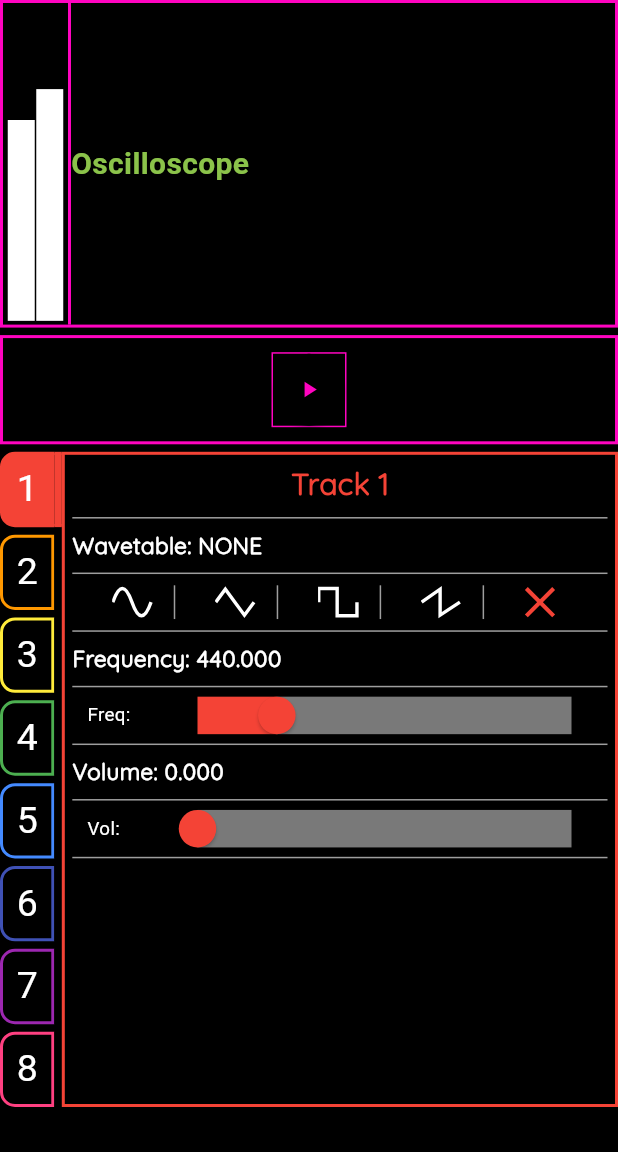
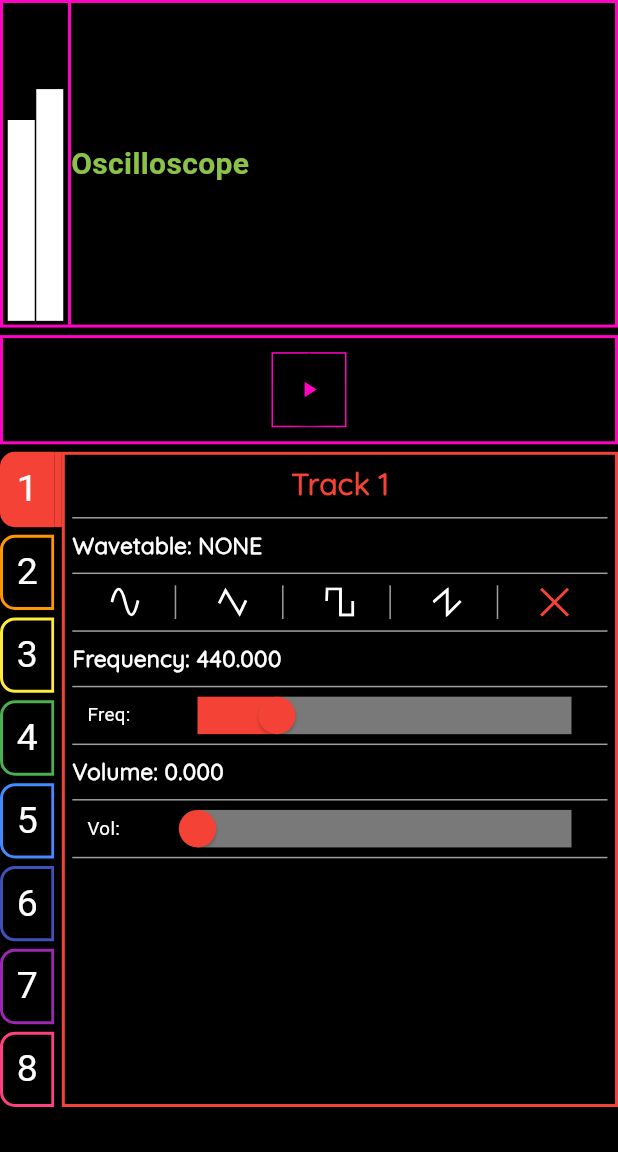
Before and after one commit to mduval76/drone_factory, a Flutter app: the screen it shows after launch, on a phone screen of 412 x 824 dp, the part 84-1236 px from its top. Run offline on Flutter 3.47's test engine with Material 3 defaults, Android fonts, the phone set to English and light mode, and no system bars; our stand-ins replace flutter_svg; Roboto replaces fonts that are missing (CocomatLight).

Commit message:
Wavetable icons resized.

```diff
--- a/lib/views/widgets/track_controls_widget.dart
+++ b/lib/views/widgets/track_controls_widget.dart
@@ -146,7 +146,7 @@ class _TrackControlsWidgetState extends State<TrackControlsWidget> {
     return SizedBox(
       height: 22.5,
       child: Row(
-      mainAxisAlignment: MainAxisAlignment.spaceEvenly,
+      mainAxisAlignment: MainAxisAlignment.spaceAround,
         children: Wavetable.values.map((wavetable) {
           String assetName;
           switch (wavetable) {
@@ -167,7 +167,6 @@ class _TrackControlsWidgetState extends State<TrackControlsWidget> {
               break;
           }
           return Container(
-              padding: const EdgeInsets.only(left: 5),
                 decoration: BoxDecoration(
                 color: Colors.transparent,
                 border: Border(
@@ -177,12 +176,10 @@ class _TrackControlsWidgetState extends State<TrackControlsWidget> {
                 ),
               ),
               child: Transform.scale(
-                scale: 7,
+                scale: 3,
                 child: IconButton(
                   icon: SvgPicture.asset(
                     assetName,
-                    height: 20,
-                    width: 20,
                     color: _wavetable == wavetable ? widget.borderColor : Colors.white,
                   ),
                   onPressed: () {
```
Also changed, not shown: assets/icons/none.svg, assets/icons/sawtooth.svg, assets/icons/sine.svg, assets/icons/square.svg, assets/icons/triangle.svg.
